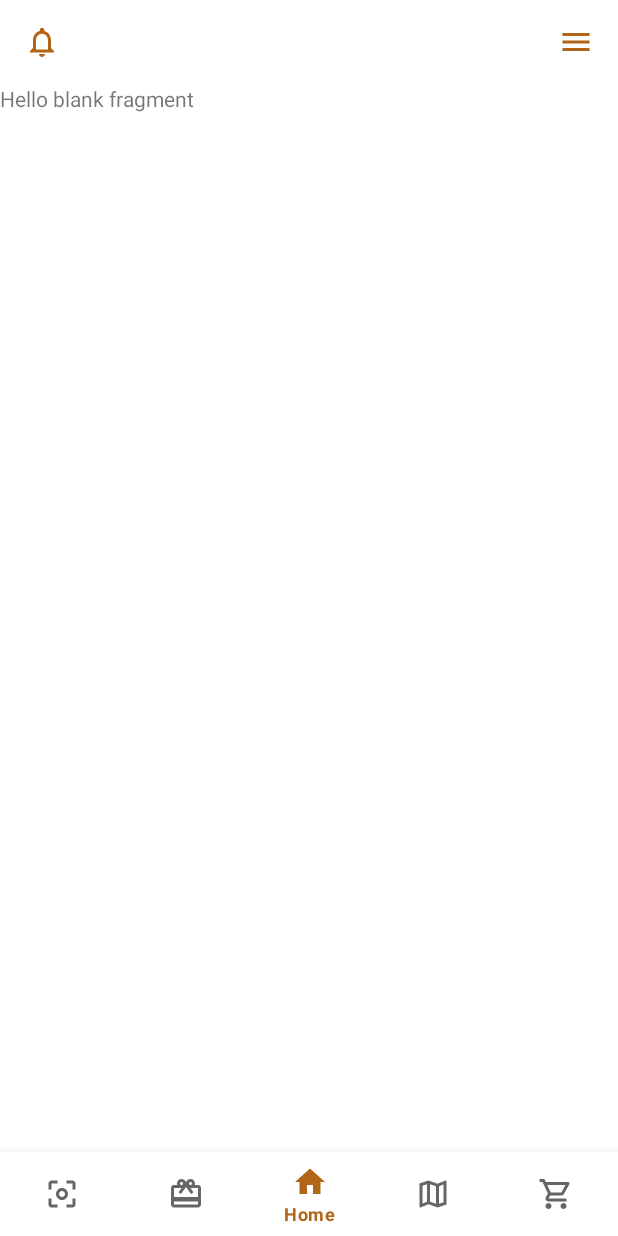
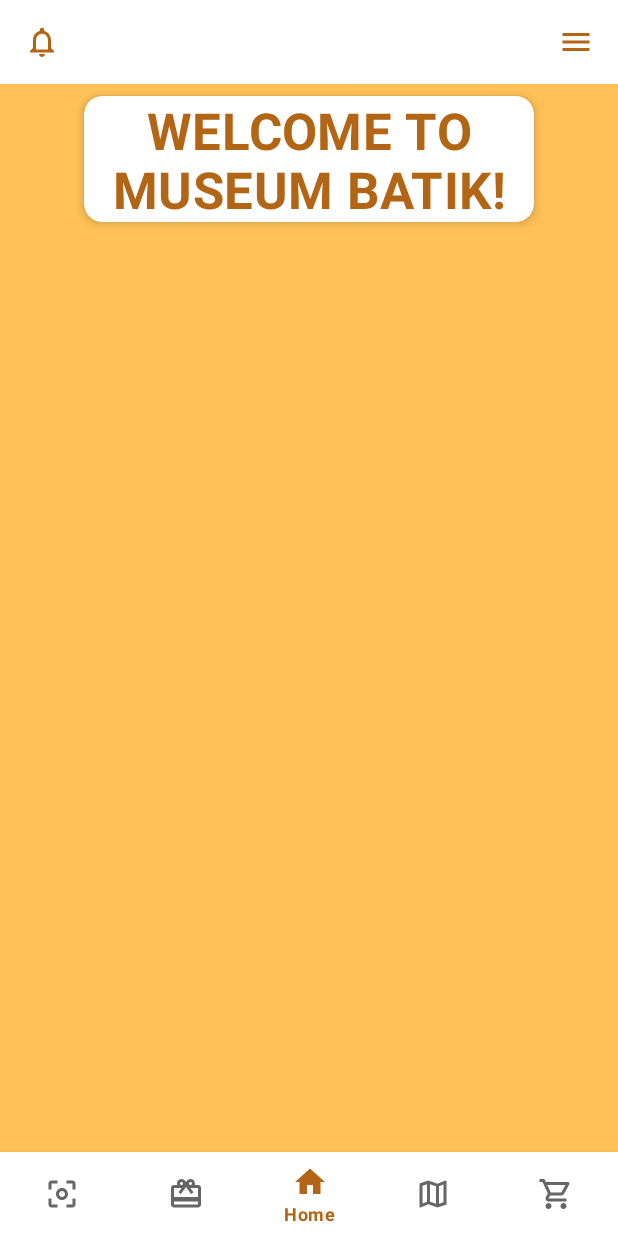
Before and after one commit to LuckyPotatoe/Batik-Kita, an Android app: the screen it shows after launch (HomeActivity), on a phone screen of 412 x 824 dp. Run offline under Robolectric (Android 15) with nearby library versions, the phone set to English and light mode, and no system bars; our stand-ins replace navigation-ui; libraries missing offline, so code that uses them is left out: com.github.ybq.android; 2 statements that could not run were skipped.

Commit message:
Fragment home

```diff
--- a/app/src/main/res/layout/fragment_home.xml
+++ b/app/src/main/res/layout/fragment_home.xml
@@ -1,14 +1,43 @@
 <?xml version="1.0" encoding="utf-8"?>
-<FrameLayout xmlns:android="http://schemas.android.com/apk/res/android"
+<androidx.constraintlayout.widget.ConstraintLayout xmlns:android="http://schemas.android.com/apk/res/android"
+    xmlns:app="http://schemas.android.com/apk/res-auto"
     xmlns:tools="http://schemas.android.com/tools"
     android:layout_width="match_parent"
     android:layout_height="match_parent"
+    android:background="@color/main_yellow"
     tools:context=".ui.home.HomeFragment">
 
-    <!-- TODO: Update blank fragment layout -->
-    <TextView
+    <androidx.cardview.widget.CardView
+        android:id="@+id/cv_title"
+        android:layout_width="300dp"
+        android:layout_height="84dp"
+        app:cardCornerRadius="12dp"
+        app:cardElevation="4dp"
+        android:layout_marginTop="8dp"
+        app:layout_constraintEnd_toEndOf="parent"
+        app:layout_constraintStart_toStartOf="parent"
+        app:layout_constraintTop_toTopOf="parent">
+
+        <TextView
+            style="@style/TextAppearance.MaterialComponents.Headline4"
+            android:layout_width="wrap_content"
+            android:layout_height="wrap_content"
+            android:fontFamily="@font/laila_bold"
+            android:gravity="center"
+            android:text="WELCOME TO MUSEUM BATIK!"
+            android:textColor="@color/dark_yellow"
+            android:textStyle="bold" />
+
+    </androidx.cardview.widget.CardView>
+
+    <androidx.recyclerview.widget.RecyclerView
         android:layout_width="match_parent"
-        android:layout_height="match_parent"
-        android:text="@string/hello_blank_fragment" />
+        android:layout_height="wrap_content"
+        app:layout_constraintBottom_toBottomOf="parent"
+        app:layout_constraintEnd_toEndOf="parent"
+        app:layout_constraintStart_toStartOf="parent"
+        app:layout_constraintTop_toTopOf="parent" />
 
-</FrameLayout>
+
+
+</androidx.constraintlayout.widget.ConstraintLayout>
```
Also changed, not shown: app/src/main/res/font/laila_bold.ttf (added).
